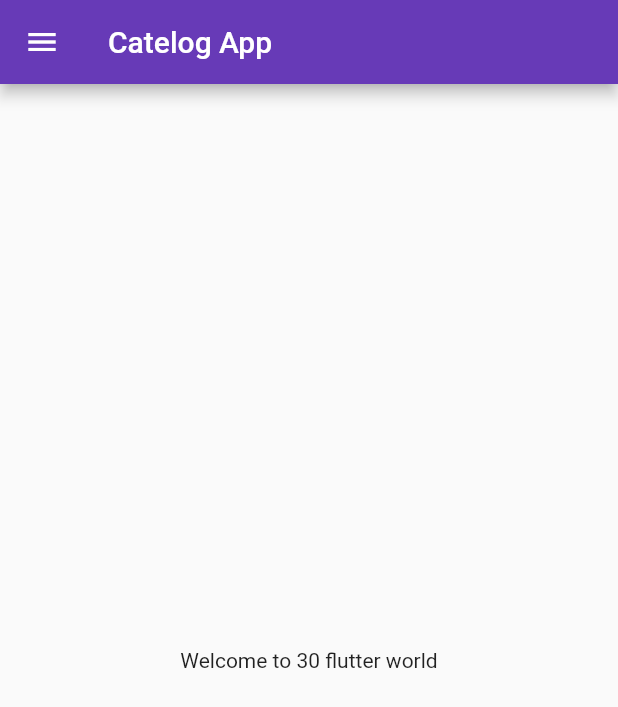
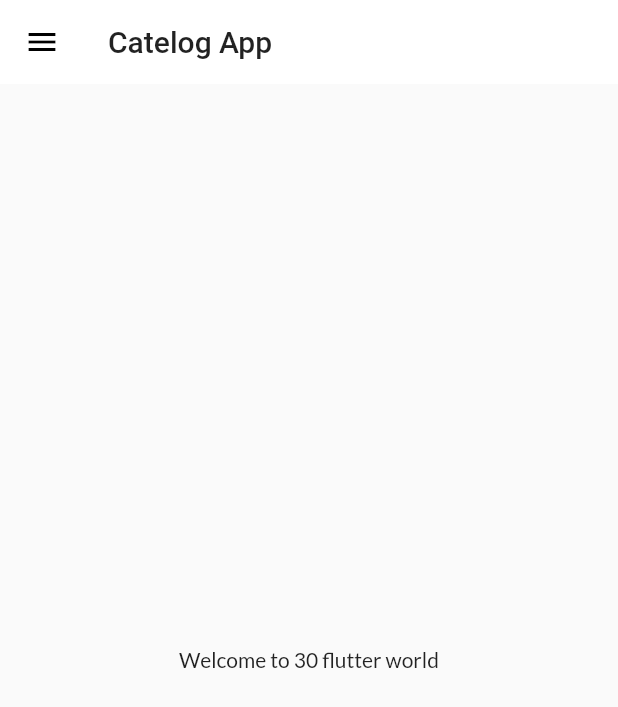
Before and after one commit to AdnanAliChohan/Flutter-Learning-Practice, a Flutter app: the screen it shows after launch, on a phone screen of 412 x 824 dp. Shown: the top 707 px of the screen. Run offline on Flutter 3.47's test engine with Material 2 defaults, Android fonts, the phone set to English and light mode, and no system bars; our stand-ins replace google_fonts.

Commit message:
Theme Management

```diff
--- a/lib/main.dart
+++ b/lib/main.dart
@@ -1,6 +1,6 @@
 import 'package:flutter/material.dart';
 import 'package:flutter_world/utils/routes.dart';
-import 'package:google_fonts/google_fonts.dart';
+import 'package:flutter_world/utils/themes.dart';
 import 'screens/user_profile/login_screen.dart';
 import 'screens/home_screen.dart';
 
@@ -23,13 +23,8 @@ class myApp extends StatelessWidget {
     return MaterialApp(
       // home: HomePage(),
       themeMode: ThemeMode.light,
-      theme: ThemeData(primarySwatch: Colors.deepPurple),
-      darkTheme: ThemeData(
-        primarySwatch: Colors.red,
-        fontFamily: GoogleFonts.lato().fontFamily,
-        // primaryTextTheme: GoogleFonts.latoTextTheme(),
-        // brightness: Brightness.dark
-      ),
+      theme: MyTheme.lightTheme(context),
+      darkTheme: MyTheme.darkTheme(context),
       debugShowCheckedModeBanner: false,
       initialRoute: MyRoutes.homeRoute,
       routes: {
--- a/lib/screens/home_screen.dart
+++ b/lib/screens/home_screen.dart
@@ -8,7 +8,9 @@ class HomePage extends StatelessWidget {
   Widget build(BuildContext context) {
     return Scaffold(
       appBar: AppBar(
-        title: Text("Catelog App"),
+        title: Text(
+          "Catelog App",
+        ),
       ),
       body: Center(
         child: Container(
--- /dev/null
+++ b/lib/utils/themes.dart
@@ -0,0 +1,20 @@
+import 'package:flutter/material.dart';
+import 'package:google_fonts/google_fonts.dart';
+
+class MyTheme {
+  static ThemeData lightTheme(BuildContext context) => ThemeData(
+        primarySwatch: Colors.deepPurple,
+        fontFamily: GoogleFonts.lato().fontFamily,
+        appBarTheme: AppBarTheme(
+          color: Colors.white,
+          elevation: 0,
+          iconTheme: IconThemeData(
+            color: Colors.black,
+          ),
+          textTheme: Theme.of(context).textTheme,
+        ),
+      );
+
+  static ThemeData darkTheme(BuildContext context) => ThemeData(
+      fontFamily: GoogleFonts.lato().fontFamily, brightness: Brightness.dark);
+}
```
